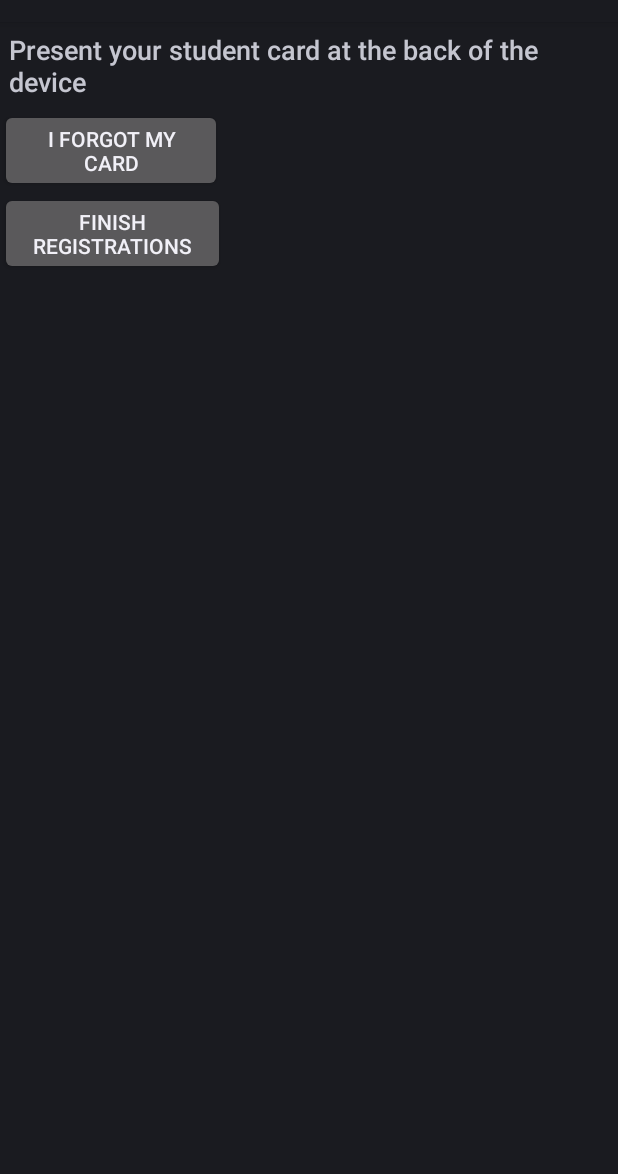
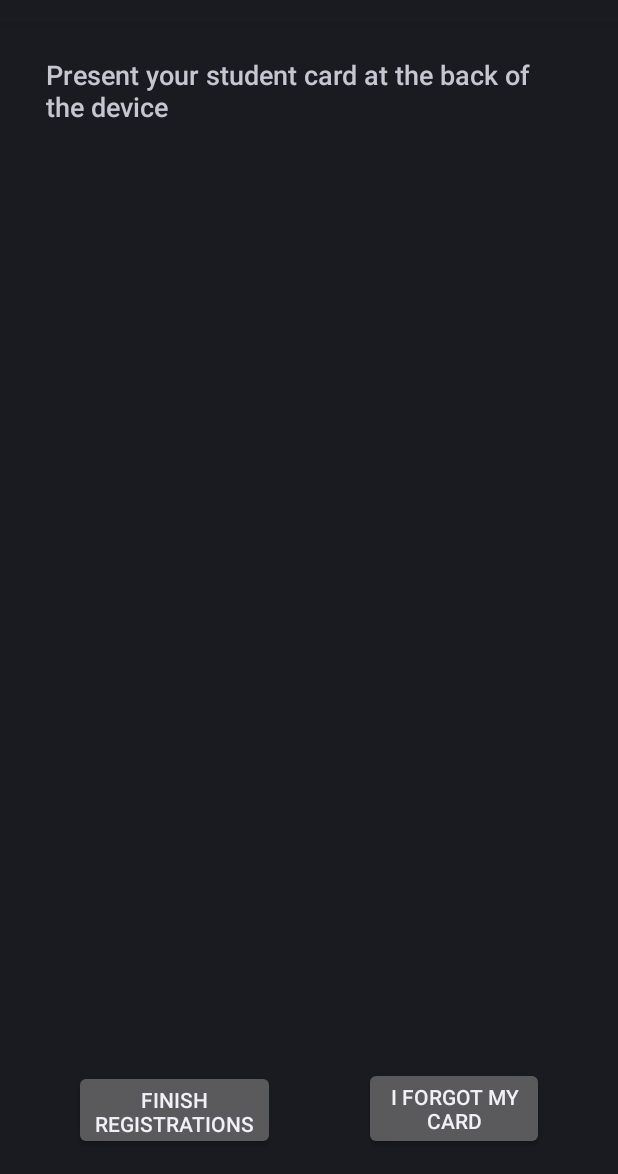
Before and after one commit to timothetoulain/projet_integration, an Android app: the layout tag_viewer.xml on its own in the app's theme, with its tools: preview values and no code run, on a phone screen of 412 x 824 dp, the part 62-1236 px from its top. Run offline under Robolectric (Android 15) with nearby library versions, the phone set to English and light mode, and no system bars.

Commit message:
Affichage etudiant inscrit via carte oubliée+correction affichage générale

```diff
--- a/app/src/main/java/se/anyro/nfc_reader/CardForgottenActivity.java
+++ b/app/src/main/java/se/anyro/nfc_reader/CardForgottenActivity.java
@@ -9,6 +9,7 @@ import android.widget.EditText;
 import android.widget.Toast;
 
 import java.io.BufferedReader;
+import java.io.File;
 import java.io.FileInputStream;
 import java.io.FileOutputStream;
 import java.io.InputStreamReader;
@@ -47,6 +48,7 @@ public class CardForgottenActivity extends Activity {
 
                         //we save the student name to display it on the TagViewer activity
                         saveData(nameRetrieved,studentFile);
+                        //deleteTextFile(studentFile);
                         Intent tagViewer = new Intent(CardForgottenActivity.this, TagViewer.class);
                         startActivity(tagViewer);
                     }
@@ -116,5 +118,9 @@ public class CardForgottenActivity extends Activity {
             //Toast.makeText(this,"Error:"+ e.getMessage(),Toast.LENGTH_SHORT).show();
         }
     }
+    private void deleteTextFile(String file) {
+        System.out.println(new File(file).getAbsoluteFile().delete());
+        System.out.println("delete");
 
+    }
 }
--- a/app/src/main/java/se/anyro/nfc_reader/LoginProf.java
+++ b/app/src/main/java/se/anyro/nfc_reader/LoginProf.java
@@ -87,10 +87,8 @@ public class LoginProf extends Activity {
             FileOutputStream out = this.openFileOutput(teacherFile, MODE_PRIVATE);
             out.write(nomProf.getBytes());
             out.close();
-            //Toast.makeText(this,"File saved!",Toast.LENGTH_SHORT).show();
         } catch (Exception e) {
             e.printStackTrace();
-            //Toast.makeText(this,"Error:"+ e.getMessage(),Toast.LENGTH_SHORT).show();
         }
     }
 
--- a/app/src/main/res/layout/tag_viewer.xml
+++ b/app/src/main/res/layout/tag_viewer.xml
@@ -1,33 +1,65 @@
 <?xml version="1.0" encoding="utf-8"?>
 
-<ScrollView xmlns:android="http://schemas.android.com/apk/res/android"
+<android.support.constraint.ConstraintLayout xmlns:android="http://schemas.android.com/apk/res/android"
+    xmlns:app="http://schemas.android.com/apk/res-auto"
+    xmlns:tools="http://schemas.android.com/tools"
     android:layout_width="match_parent"
     android:layout_height="match_parent"
-    android:layout_weight="1">
+    android:layout_weight="1"
+    tools:layout_editor_absoluteY="81dp">
+
+    <ScrollView
+        android:id="@+id/scrollView2"
+        android:layout_width="406dp"
+        android:layout_height="350dp"
+        android:layout_marginTop="79dp"
+        app:layout_constraintStart_toStartOf="@+id/tag_viewer_text"
+        app:layout_constraintTop_toTopOf="parent">
+
+
         <LinearLayout
             android:id="@+id/list"
             android:layout_width="match_parent"
             android:layout_height="wrap_content"
             android:orientation="vertical">
+
+        </LinearLayout>
+    </ScrollView>
+
     <TextView
         android:id="@+id/tag_viewer_text"
-            android:layout_width="fill_parent"
+        android:layout_width="363dp"
         android:layout_height="wrap_content"
+        android:layout_marginTop="11dp"
         android:padding="6dp"
+        android:text="@string/intro_message"
         android:textAppearance="?android:attr/textAppearanceMedium"
-            android:text="@string/intro_message" />
+        app:layout_constraintBottom_toTopOf="@+id/scrollView2"
+        app:layout_constraintEnd_toEndOf="parent"
+        app:layout_constraintStart_toStartOf="parent"
+        app:layout_constraintTop_toTopOf="parent" />
+
+    <Button
+        android:id="@+id/finishButton"
+        android:layout_width="134dp"
+        android:layout_height="53dp"
+        android:layout_marginEnd="10dp"
+        android:layout_marginRight="10dp"
+        android:layout_marginBottom="16dp"
+        android:layout_weight="1"
+        android:text="@string/button_registration_finish"
+        app:layout_constraintBottom_toBottomOf="parent"
+        app:layout_constraintEnd_toStartOf="@+id/forgottenCardButton"
+        app:layout_constraintStart_toStartOf="parent" />
 
     <Button
         android:id="@+id/forgottenCardButton"
-            android:layout_width="148dp"
-            android:layout_height="wrap_content"
-            android:text="@string/button_forget_card" />
-
-        <Button
-            android:id="@+id/finishButton"
-            android:layout_width="150dp"
-            android:layout_height="wrap_content"
-            android:text="@string/button_registration_finish" />
-
-    </LinearLayout>
-</ScrollView>
+        android:layout_width="120dp"
+        android:layout_height="55dp"
+        android:layout_marginBottom="16dp"
+        android:layout_weight="1"
+        android:text="@string/button_forget_card"
+        app:layout_constraintBottom_toBottomOf="parent"
+        app:layout_constraintEnd_toEndOf="parent"
+        app:layout_constraintStart_toEndOf="@+id/finishButton" />
+</android.support.constraint.ConstraintLayout>
```
Also changed, not shown: app/src/main/java/se/anyro/nfc_reader/MainActivity.java (+0 -23 lines), app/src/main/java/se/anyro/nfc_reader/TagViewer.java (+59 -24 lines), app/src/main/res/layout/activity_card_forgotten.xml (+7 -5 lines), app/src/main/res/layout/activity_teacher_menu.xml (+15 -11 lines), 683 other files. Lines whose indentation alone changed are shown as unchanged.
